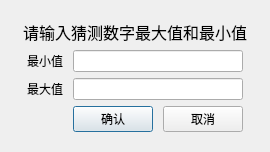
Before: the Qt Designer form UI/setnumber.ui in wrx1181355852/numBoom, drawn with Qt 5.
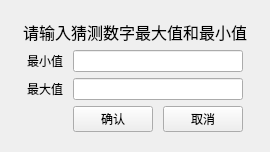
After: the same form once the commit is applied. Icons and pictures are not drawn.

The edit to the form file:
```diff
--- a/UI/setnumber.ui
+++ b/UI/setnumber.ui
@@ -2,6 +2,9 @@
 <ui version="4.0">
  <class>Dialog</class>
  <widget class="QDialog" name="Dialog">
+  <property name="enabled">
+   <bool>true</bool>
+  </property>
   <property name="geometry">
    <rect>
     <x>0</x>
@@ -14,8 +17,8 @@
    <string>数字炸弹</string>
   </property>
   <property name="windowIcon">
-   <iconset>
-    <normaloff>../images/RY.ico</normaloff>../images/RY.ico</iconset>
+   <iconset resource="../image.qrc">
+    <normaloff>:/pic/images/RY.ico</normaloff>:/pic/images/RY.ico</iconset>
   </property>
   <layout class="QHBoxLayout" name="horizontalLayout">
    <item>
@@ -90,6 +93,9 @@
         </item>
         <item row="2" column="1">
          <widget class="QPushButton" name="okbutton">
+          <property name="enabled">
+           <bool>true</bool>
+          </property>
           <property name="sizePolicy">
            <sizepolicy hsizetype="Fixed" vsizetype="Fixed">
             <horstretch>0</horstretch>
@@ -97,7 +103,7 @@
            </sizepolicy>
           </property>
           <property name="focusPolicy">
-           <enum>Qt::TabFocus</enum>
+           <enum>Qt::NoFocus</enum>
           </property>
           <property name="text">
            <string>确认</string>
```
Left out of the diff: 51 changed lines with no effect on the pictures.
